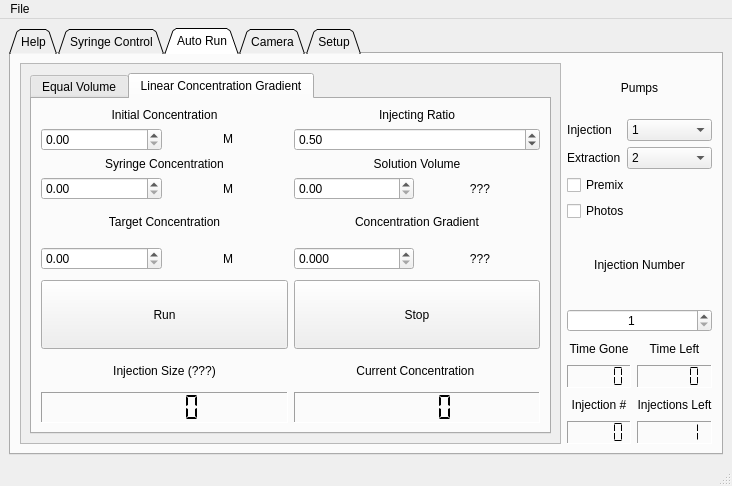
Before: the Qt Designer form code/poseidon_controller_gf_gui.ui in juerslab/maker-auto_gradient_equilibration, drawn with Qt 5.
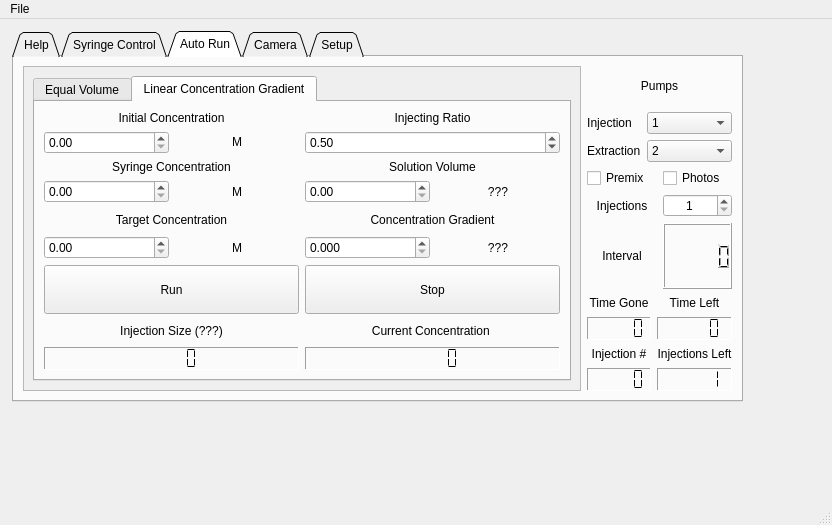
After: the same form once the commit is applied. The open tabs and pages were chosen to show the change.

The edit to the form file:
```diff
--- a/code/poseidon_controller_gf_gui.ui
+++ b/code/poseidon_controller_gf_gui.ui
@@ -6,8 +6,8 @@
    <rect>
     <x>0</x>
     <y>0</y>
-    <width>732</width>
-    <height>486</height>
+    <width>832</width>
+    <height>525</height>
    </rect>
   </property>
   <property name="sizePolicy">
@@ -20,9 +20,15 @@
    <string>Poseidon Controller</string>
   </property>
   <widget class="QWidget" name="centralwidget">
-   <layout class="QHBoxLayout" name="horizontalLayout_22">
-    <item>
      <widget class="QTabWidget" name="tabWidget">
+    <property name="geometry">
+     <rect>
+      <x>12</x>
+      <y>12</y>
+      <width>731</width>
+      <height>371</height>
+     </rect>
+    </property>
       <property name="sizePolicy">
        <sizepolicy hsizetype="MinimumExpanding" vsizetype="MinimumExpanding">
         <horstretch>0</horstretch>
@@ -828,8 +834,295 @@
        <attribute name="title">
         <string>Auto Run</string>
        </attribute>
-       <layout class="QHBoxLayout" name="horizontalLayout_45">
+     <layout class="QGridLayout" name="gridLayout_4">
+      <item row="1" column="1">
+       <layout class="QHBoxLayout" name="horizontalLayout_22">
         <item>
+         <widget class="QCheckBox" name="premix_CHECKBOX">
+          <property name="toolTip">
+           <string>Premix in tube. Instead of injecting volume x, volume x will be withrawn from the reservoir before then injecting volume 2x. NOT WORKING CORRECTLY YET.</string>
+          </property>
+          <property name="text">
+           <string>Premix</string>
+          </property>
+         </widget>
+        </item>
+        <item>
+         <widget class="QCheckBox" name="photos_CHECKBOX">
+          <property name="toolTip">
+           <string>Take photo just before each injection</string>
+          </property>
+          <property name="text">
+           <string>Photos</string>
+          </property>
+         </widget>
+        </item>
+       </layout>
+      </item>
+      <item row="2" column="1">
+       <layout class="QVBoxLayout" name="verticalLayout">
+        <item>
+         <layout class="QHBoxLayout" name="horizontalLayout_34">
+          <item>
+           <widget class="QLabel" name="label_35">
+            <property name="toolTip">
+             <string>Number of injections per experiment</string>
+            </property>
+            <property name="text">
+             <string>Injections</string>
+            </property>
+            <property name="alignment">
+             <set>Qt::AlignCenter</set>
+            </property>
+           </widget>
+          </item>
+          <item>
+           <widget class="QSpinBox" name="auto_inject_number_INPUT">
+            <property name="alignment">
+             <set>Qt::AlignCenter</set>
+            </property>
+            <property name="minimum">
+             <number>1</number>
+            </property>
+            <property name="maximum">
+             <number>999</number>
+            </property>
+           </widget>
+          </item>
+         </layout>
+        </item>
+        <item>
+         <layout class="QHBoxLayout" name="horizontalLayout_33">
+          <item>
+           <widget class="QLabel" name="label_19">
+            <property name="text">
+             <string>Interval</string>
+            </property>
+            <property name="alignment">
+             <set>Qt::AlignCenter</set>
+            </property>
+           </widget>
+          </item>
+          <item>
+           <widget class="QLCDNumber" name="injection_interval_LCD"/>
+          </item>
+         </layout>
+        </item>
+       </layout>
+      </item>
+      <item row="0" column="1">
+       <layout class="QVBoxLayout" name="verticalLayout_17">
+        <item>
+         <widget class="QLabel" name="label_34">
+          <property name="toolTip">
+           <string>Pumps for injection &amp; extraction. Must be set on the same flow rate in &quot;Setup&quot;</string>
+          </property>
+          <property name="text">
+           <string>Pumps</string>
+          </property>
+          <property name="alignment">
+           <set>Qt::AlignCenter</set>
+          </property>
+         </widget>
+        </item>
+        <item>
+         <layout class="QFormLayout" name="formLayout_2">
+          <item row="0" column="0">
+           <widget class="QLabel" name="injectionLabel">
+            <property name="toolTip">
+             <string/>
+            </property>
+            <property name="text">
+             <string>Injection</string>
+            </property>
+            <property name="alignment">
+             <set>Qt::AlignCenter</set>
+            </property>
+           </widget>
+          </item>
+          <item row="0" column="1">
+           <widget class="QComboBox" name="auto_pinject_DROPDOWN">
+            <property name="editable">
+             <bool>false</bool>
+            </property>
+            <property name="currentText">
+             <string>1</string>
+            </property>
+            <property name="maxVisibleItems">
+             <number>3</number>
+            </property>
+            <property name="modelColumn">
+             <number>0</number>
+            </property>
+            <item>
+             <property name="text">
+              <string>1</string>
+             </property>
+            </item>
+            <item>
+             <property name="text">
+              <string>2</string>
+             </property>
+            </item>
+            <item>
+             <property name="text">
+              <string>3</string>
+             </property>
+            </item>
+           </widget>
+          </item>
+          <item row="1" column="0">
+           <widget class="QLabel" name="extractionLabel">
+            <property name="text">
+             <string>Extraction</string>
+            </property>
+           </widget>
+          </item>
+          <item row="1" column="1">
+           <widget class="QComboBox" name="auto_pextract_DROPDOWN">
+            <property name="currentText">
+             <string>2</string>
+            </property>
+            <property name="currentIndex">
+             <number>1</number>
+            </property>
+            <item>
+             <property name="text">
+              <string>1</string>
+             </property>
+            </item>
+            <item>
+             <property name="text">
+              <string>2</string>
+             </property>
+            </item>
+            <item>
+             <property name="text">
+              <string>3</string>
+             </property>
+            </item>
+           </widget>
+          </item>
+         </layout>
+        </item>
+       </layout>
+      </item>
+      <item row="3" column="1">
+       <layout class="QGridLayout" name="gridLayout_2">
+        <item row="0" column="0">
+         <layout class="QVBoxLayout" name="verticalLayout_4">
+          <item>
+           <widget class="QLabel" name="label_11">
+            <property name="text">
+             <string>Time Gone</string>
+            </property>
+            <property name="alignment">
+             <set>Qt::AlignCenter</set>
+            </property>
+           </widget>
+          </item>
+          <item>
+           <widget class="QLCDNumber" name="auto_time_passed_LCD">
+            <property name="frameShape">
+             <enum>QFrame::Panel</enum>
+            </property>
+            <property name="frameShadow">
+             <enum>QFrame::Sunken</enum>
+            </property>
+            <property name="segmentStyle">
+             <enum>QLCDNumber::Flat</enum>
+            </property>
+           </widget>
+          </item>
+         </layout>
+        </item>
+        <item row="1" column="0">
+         <layout class="QVBoxLayout" name="verticalLayout_6">
+          <item>
+           <widget class="QLabel" name="label_21">
+            <property name="text">
+             <string>Injection #</string>
+            </property>
+            <property name="alignment">
+             <set>Qt::AlignCenter</set>
+            </property>
+           </widget>
+          </item>
+          <item>
+           <widget class="QLCDNumber" name="auto_injection_number_LCD">
+            <property name="frameShape">
+             <enum>QFrame::Panel</enum>
+            </property>
+            <property name="frameShadow">
+             <enum>QFrame::Sunken</enum>
+            </property>
+            <property name="segmentStyle">
+             <enum>QLCDNumber::Flat</enum>
+            </property>
+           </widget>
+          </item>
+         </layout>
+        </item>
+        <item row="0" column="1">
+         <layout class="QVBoxLayout" name="verticalLayout_7">
+          <item>
+           <widget class="QLabel" name="label_22">
+            <property name="text">
+             <string>Time Left</string>
+            </property>
+            <property name="alignment">
+             <set>Qt::AlignCenter</set>
+            </property>
+           </widget>
+          </item>
+          <item>
+           <widget class="QLCDNumber" name="auto_time_left_LCD">
+            <property name="frameShape">
+             <enum>QFrame::Panel</enum>
+            </property>
+            <property name="frameShadow">
+             <enum>QFrame::Sunken</enum>
+            </property>
+            <property name="segmentStyle">
+             <enum>QLCDNumber::Flat</enum>
+            </property>
+           </widget>
+          </item>
+         </layout>
+        </item>
+        <item row="1" column="1">
+         <layout class="QVBoxLayout" name="verticalLayout_8">
+          <item>
+           <widget class="QLabel" name="label_28">
+            <property name="text">
+             <string>Injections Left</string>
+            </property>
+            <property name="alignment">
+             <set>Qt::AlignCenter</set>
+            </property>
+           </widget>
+          </item>
+          <item>
+           <widget class="QLCDNumber" name="auto_injection_left_LCD">
+            <property name="frameShape">
+             <enum>QFrame::Panel</enum>
+            </property>
+            <property name="frameShadow">
+             <enum>QFrame::Sunken</enum>
+            </property>
+            <property name="segmentStyle">
+             <enum>QLCDNumber::Flat</enum>
+            </property>
+            <property name="intValue" stdset="0">
+             <number>1</number>
+            </property>
+           </widget>
+          </item>
+         </layout>
+        </item>
+       </layout>
+      </item>
+      <item row="0" column="0" rowspan="4">
          <widget class="QScrollArea" name="scrollArea">
           <property name="sizePolicy">
            <sizepolicy hsizetype="Expanding" vsizetype="Expanding">
@@ -848,7 +1141,7 @@
             <rect>
              <x>0</x>
              <y>0</y>
-             <width>344</width>
+           <width>465</width>
              <height>360</height>
             </rect>
            </property>
@@ -1375,272 +1668,6 @@
           </widget>
          </widget>
         </item>
-        <item>
-         <layout class="QVBoxLayout" name="verticalLayout">
-          <item>
-           <layout class="QVBoxLayout" name="verticalLayout_17">
-            <item>
-             <widget class="QLabel" name="label_34">
-              <property name="toolTip">
-               <string>Pumps for injection &amp; extraction. Must be set on the same flow rate in &quot;Setup&quot;</string>
-              </property>
-              <property name="text">
-               <string>Pumps</string>
-              </property>
-              <property name="alignment">
-               <set>Qt::AlignCenter</set>
-              </property>
-             </widget>
-            </item>
-            <item>
-             <layout class="QFormLayout" name="formLayout_2">
-              <item row="0" column="0">
-               <widget class="QLabel" name="injectionLabel">
-                <property name="toolTip">
-                 <string/>
-                </property>
-                <property name="text">
-                 <string>Injection</string>
-                </property>
-                <property name="alignment">
-                 <set>Qt::AlignCenter</set>
-                </property>
-               </widget>
-              </item>
-              <item row="0" column="1">
-               <widget class="QComboBox" name="auto_pinject_DROPDOWN">
-                <property name="editable">
-                 <bool>false</bool>
-                </property>
-                <property name="currentText">
-                 <string>1</string>
-                </property>
-                <property name="maxVisibleItems">
-                 <number>3</number>
-                </property>
-                <property name="modelColumn">
-                 <number>0</number>
-                </property>
-                <item>
-                 <property name="text">
-                  <string>1</string>
-                 </property>
-                </item>
-                <item>
-                 <property name="text">
-                  <string>2</string>
-                 </property>
-                </item>
-                <item>
-                 <property name="text">
-                  <string>3</string>
-                 </property>
-                </item>
-               </widget>
-              </item>
-              <item row="1" column="0">
-               <widget class="QLabel" name="extractionLabel">
-                <property name="text">
-                 <string>Extraction</string>
-                </property>
-               </widget>
-              </item>
-              <item row="1" column="1">
-               <widget class="QComboBox" name="auto_pextract_DROPDOWN">
-                <property name="currentText">
-                 <string>2</string>
-                </property>
-                <property name="currentIndex">
-                 <number>1</number>
-                </property>
-                <item>
-                 <property name="text">
-                  <string>1</string>
-                 </property>
-                </item>
-                <item>
-                 <property name="text">
-                  <string>2</string>
-                 </property>
-                </item>
-                <item>
-                 <property name="text">
-                  <string>3</string>
-                 </property>
-                </item>
-               </widget>
-              </item>
-             </layout>
-            </item>
-           </layout>
-          </item>
-          <item>
-           <widget class="QCheckBox" name="premix_CHECKBOX">
-            <property name="toolTip">
-             <string>Premix in tube. Instead of injecting volume x, volume x will be withrawn from the reservoir before then injecting volume 2x. NOT WORKING CORRECTLY YET.</string>
-            </property>
-            <property name="text">
-             <string>Premix</string>
-            </property>
-           </widget>
-          </item>
-          <item>
-           <widget class="QCheckBox" name="photos_CHECKBOX">
-            <property name="toolTip">
-             <string>Take photo just before each injection</string>
-            </property>
-            <property name="text">
-             <string>Photos</string>
-            </property>
-           </widget>
-          </item>
-          <item>
-           <layout class="QVBoxLayout" name="verticalLayout_18">
-            <item>
-             <widget class="QLabel" name="label_35">
-              <property name="toolTip">
-               <string>Number of injections per experiment</string>
-              </property>
-              <property name="text">
-               <string>Injection Number</string>
-              </property>
-              <property name="alignment">
-               <set>Qt::AlignCenter</set>
-              </property>
-             </widget>
-            </item>
-            <item>
-             <widget class="QSpinBox" name="auto_inject_number_INPUT">
-              <property name="alignment">
-               <set>Qt::AlignCenter</set>
-              </property>
-              <property name="minimum">
-               <number>1</number>
-              </property>
-              <property name="maximum">
-               <number>999</number>
-              </property>
-             </widget>
-            </item>
-           </layout>
-          </item>
-          <item>
-           <layout class="QGridLayout" name="gridLayout_2">
-            <item row="0" column="0">
-             <layout class="QVBoxLayout" name="verticalLayout_4">
-              <item>
-               <widget class="QLabel" name="label_11">
-                <property name="text">
-                 <string>Time Gone</string>
-                </property>
-                <property name="alignment">
-                 <set>Qt::AlignCenter</set>
-                </property>
-               </widget>
-              </item>
-              <item>
-               <widget class="QLCDNumber" name="auto_time_passed_LCD">
-                <property name="frameShape">
-                 <enum>QFrame::Panel</enum>
-                </property>
-                <property name="frameShadow">
-                 <enum>QFrame::Sunken</enum>
-                </property>
-                <property name="segmentStyle">
-                 <enum>QLCDNumber::Flat</enum>
-                </property>
-               </widget>
-              </item>
-             </layout>
-            </item>
-            <item row="1" column="0">
-             <layout class="QVBoxLayout" name="verticalLayout_6">
-              <item>
-               <widget class="QLabel" name="label_21">
-                <property name="text">
-                 <string>Injection #</string>
-                </property>
-                <property name="alignment">
-                 <set>Qt::AlignCenter</set>
-                </property>
-               </widget>
-              </item>
-              <item>
-               <widget class="QLCDNumber" name="auto_injection_number_LCD">
-                <property name="frameShape">
-                 <enum>QFrame::Panel</enum>
-                </property>
-                <property name="frameShadow">
-                 <enum>QFrame::Sunken</enum>
-                </property>
-                <property name="segmentStyle">
-                 <enum>QLCDNumber::Flat</enum>
-                </property>
-               </widget>
-              </item>
-             </layout>
-            </item>
-            <item row="0" column="1">
-             <layout class="QVBoxLayout" name="verticalLayout_7">
-              <item>
-               <widget class="QLabel" name="label_22">
-                <property name="text">
-                 <string>Time Left</string>
-                </property>
-                <property name="alignment">
-                 <set>Qt::AlignCenter</set>
-                </property>
-               </widget>
-              </item>
-              <item>
-               <widget class="QLCDNumber" name="auto_time_left_LCD">
-                <property name="frameShape">
-                 <enum>QFrame::Panel</enum>
-                </property>
-                <property name="frameShadow">
-                 <enum>QFrame::Sunken</enum>
-                </property>
-                <property name="segmentStyle">
-                 <enum>QLCDNumber::Flat</enum>
-                </property>
-               </widget>
-              </item>
-             </layout>
-            </item>
-            <item row="1" column="1">
-             <layout class="QVBoxLayout" name="verticalLayout_8">
-              <item>
-               <widget class="QLabel" name="label_28">
-                <property name="text">
-                 <string>Injections Left</string>
-                </property>
-                <property name="alignment">
-                 <set>Qt::AlignCenter</set>
-                </property>
-               </widget>
-              </item>
-              <item>
-               <widget class="QLCDNumber" name="auto_injection_left_LCD">
-                <property name="frameShape">
-                 <enum>QFrame::Panel</enum>
-                </property>
-                <property name="frameShadow">
-                 <enum>QFrame::Sunken</enum>
-                </property>
-                <property name="segmentStyle">
-                 <enum>QLCDNumber::Flat</enum>
-                </property>
-                <property name="intValue" stdset="0">
-                 <number>1</number>
-                </property>
-               </widget>
-              </item>
-             </layout>
-            </item>
-           </layout>
-          </item>
-         </layout>
-        </item>
        </layout>
       </widget>
       <widget class="QWidget" name="camera">
@@ -1837,20 +1864,6 @@
               </property>
              </widget>
             </item>
-            <item row="0" column="4">
-             <widget class="QLabel" name="label_19">
-              <property name="font">
-               <font>
-                <pointsize>15</pointsize>
-                <weight>75</weight>
-                <bold>true</bold>
-               </font>
-              </property>
-              <property name="text">
-               <string>Accel</string>
-              </property>
-             </widget>
-            </item>
             <item row="1" column="3">
              <widget class="QDoubleSpinBox" name="p1_speed_INPUT">
               <property name="decimals">
@@ -2119,8 +2132,6 @@
        </layout>
       </widget>
      </widget>
-    </item>
-   </layout>
   </widget>
   <widget class="QStatusBar" name="status_bar_DISP"/>
   <widget class="QMenuBar" name="menuBar">
@@ -2128,7 +2139,7 @@
     <rect>
      <x>0</x>
      <y>0</y>
-     <width>732</width>
+     <width>832</width>
      <height>24</height>
     </rect>
    </property>
```
Left out of the diff: 170 changed lines with no effect on the pictures. Lines whose indentation alone changed are shown as unchanged.
